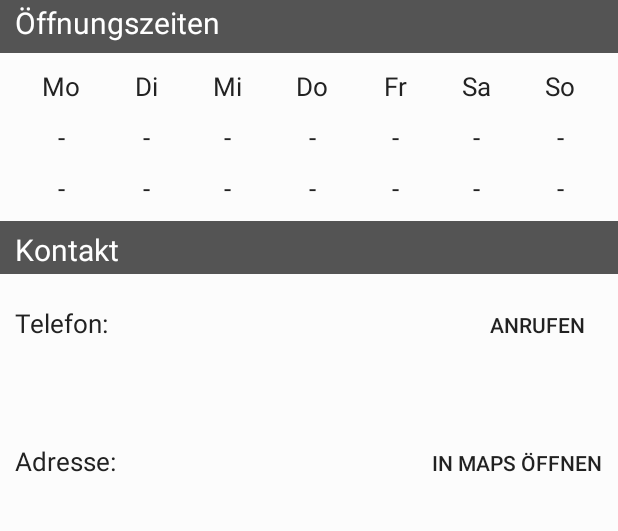
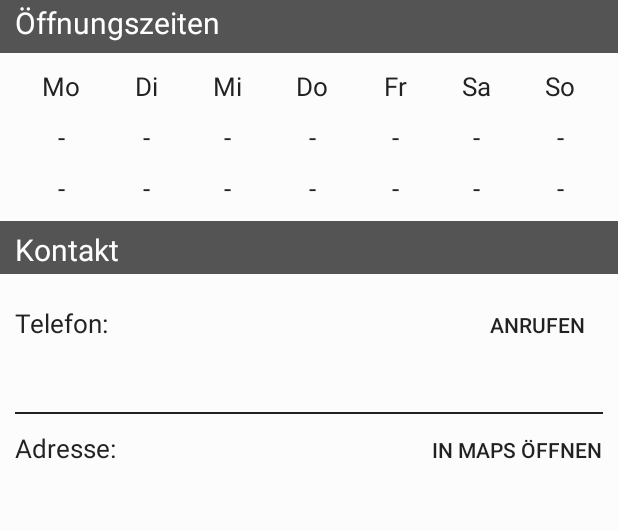
Before and after one commit to pwun/Nightcoin-NEW, an Android app: the ActivityFoodItemView screen opened directly, with no data from a screen before it, on a phone screen of 412 x 824 dp, the part 309-840 px from its top. Run offline under Robolectric (Android 15) with nearby library versions, the light colour scheme and no system bars; 1 statement that could not run was skipped.

Commit message:
seperator for adr&call

```diff
--- a/app/src/main/java/de/nightcoin/ActivityFoodItemView.java
+++ b/app/src/main/java/de/nightcoin/ActivityFoodItemView.java
@@ -165,6 +165,7 @@ public class ActivityFoodItemView extends ActionBarActivity {
                     ActivityFoodItemView.this.getSupportActionBar().setBackgroundDrawable(colorDrawable);
                     findViewById(R.id.textViewFoodItemViewContact).setBackgroundColor(dominantColor);
                     findViewById(R.id.textViewFoodItemViewName).setBackgroundColor(dominantColor);
+                    findViewById(R.id.ViewfoodItemViewSeperator).setBackgroundColor(dominantColor);
                     Button map = (Button)findViewById(R.id.buttonFoodItemViewMap);
                     map.setTextColor(dominantColor);
                     Button call = (Button)findViewById(R.id.buttonFoodItemViewCall);
--- a/app/src/main/java/de/nightcoin/ActivityStandardItemView.java
+++ b/app/src/main/java/de/nightcoin/ActivityStandardItemView.java
@@ -12,6 +12,7 @@ import android.view.Menu;
 import android.view.MenuItem;
 import android.view.View;
 import android.view.View.OnClickListener;
+import android.view.Window;
 import android.widget.Button;
 import android.widget.ImageView;
 import android.widget.RelativeLayout;
@@ -60,8 +61,7 @@ public class ActivityStandardItemView extends ActionBarActivity {
         initButtons();
         System.out.println("ID: " + ParseInstallation.getCurrentInstallation().getInstallationId());
         //setActionBarColor(null);
-
-	}
+    }
 
     @Override
     public void onBackPressed() {
@@ -214,10 +214,10 @@ public class ActivityStandardItemView extends ActionBarActivity {
                     Button weekPlan = (Button) findViewById(R.id.buttonStandardItemViewWeekplan);
                     Button map = (Button)findViewById(R.id.buttonStandardItemViewMap);
                     Button call = (Button)findViewById(R.id.buttonStandardItemViewCall);*/
-
                     findViewById(R.id.buttonStandardItemViewNextCoins).setBackgroundColor(dominantColor);
                     findViewById(R.id.buttonStandardItemViewNextEvents).setBackgroundColor(dominantColor);
                     findViewById(R.id.buttonStandardItemViewWeekplan).setBackgroundColor(dominantColor);
+                    findViewById(R.id.ViewstandardItemViewSeperator).setBackgroundColor(dominantColor);
                     /*call.setBackgroundColor(dominantColor);
                     map.setBackgroundColor(dominantColor);*/
 
--- a/app/src/main/res/layout/activity_food_item_view.xml
+++ b/app/src/main/res/layout/activity_food_item_view.xml
@@ -328,12 +328,21 @@
                 android:id="@+id/textViewFoodItemViewTel"
                 />
 
+            <View
+                android:id="@+id/ViewfoodItemViewSeperator"
+                android:layout_width="match_parent"
+                android:layout_height="2px"
+                android:layout_marginLeft="10dp"
+                android:layout_marginRight="10dp"
+                android:background="@color/black"/>
+
+
             <LinearLayout
                 android:layout_width="match_parent"
                 android:layout_height="wrap_content"
                 android:paddingLeft="10dp"
                 android:paddingRight="10dp"
-                android:paddingTop="10dp"
+
                 android:orientation="horizontal"
                 >
                 <TextView
```
Also changed, not shown: app/src/main/java/de/nightcoin/ActivityStandardList.java (+18 -0 lines), app/src/main/res/layout/activity_standard_item_view.xml (+9 -1 lines), app/src/main/res/menu/activity_standard_list.xml (+7 -1 lines), 2 other files.
